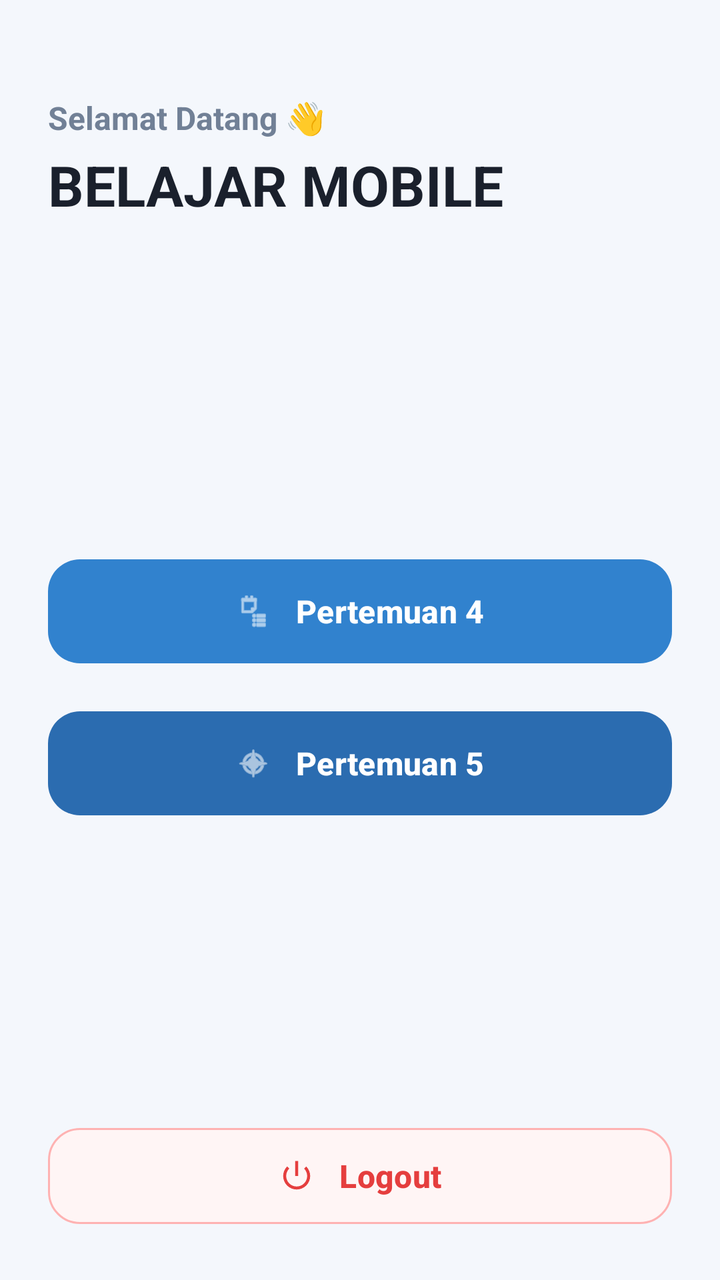
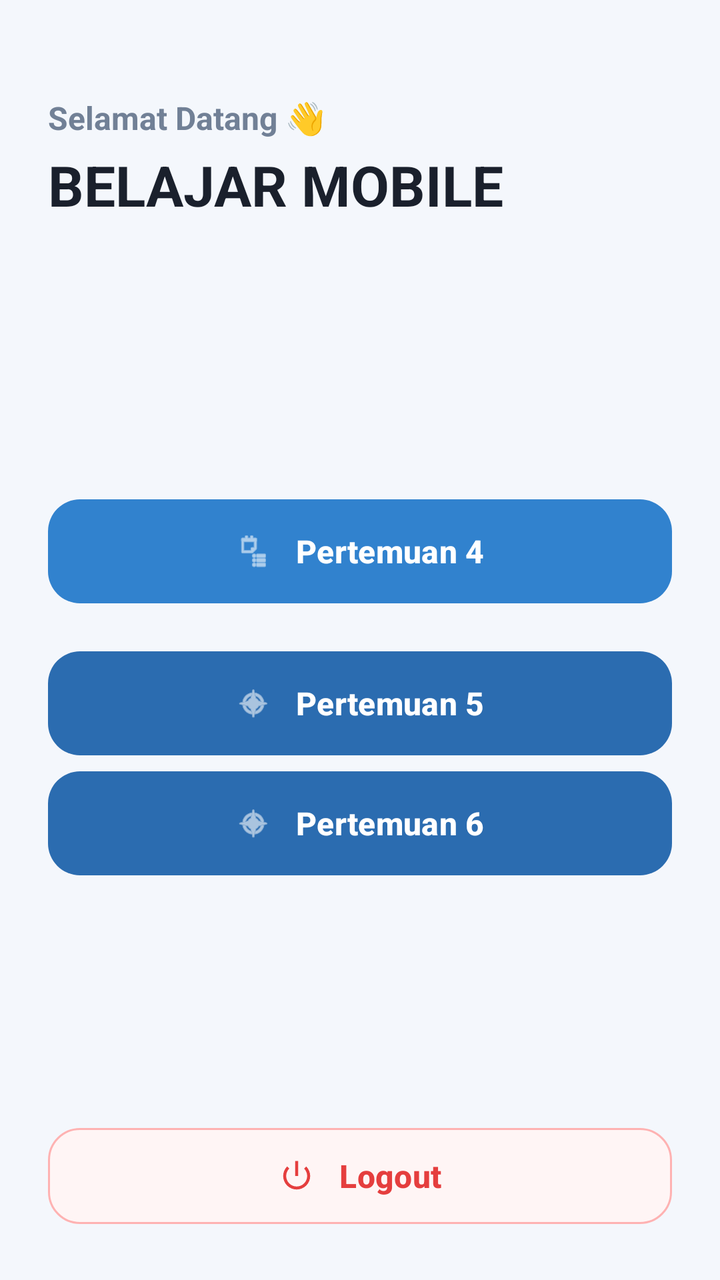

Before-and-after screenshots of an Android layout around one commit, followed by the original layout XML and the change that was made.
<!-- AndroidManifest.xml: application theme Theme.Marsrachel -->
<!-- res/layout/activity_main.xml -->
<?xml version="1.0" encoding="utf-8"?>
<androidx.constraintlayout.widget.ConstraintLayout xmlns:android="http://schemas.android.com/apk/res/android"
    xmlns:app="http://schemas.android.com/apk/res-auto"
    xmlns:tools="http://schemas.android.com/tools"
    android:id="@+id/main"
    android:layout_width="match_parent"
    android:layout_height="match_parent"
    android:background="#F4F7FC"
    android:padding="24dp"
    tools:context=".MainActivity">

    
    <LinearLayout
        android:id="@+id/headerContainer"
        android:layout_width="match_parent"
        android:layout_height="wrap_content"
        android:orientation="vertical"
        android:paddingTop="24dp"
        android:paddingBottom="16dp"
        app:layout_constraintEnd_toEndOf="parent"
        app:layout_constraintStart_toStartOf="parent"
        app:layout_constraintTop_toTopOf="parent">

        <TextView
            android:id="@+id/tvSubtitle"
            android:layout_width="wrap_content"
            android:layout_height="wrap_content"
            android:text="Selamat Datang 👋"
            android:textColor="#718096"
            android:textSize="16sp"
            android:textStyle="bold" />

        <TextView
            android:id="@+id/textView"
            android:layout_width="wrap_content"
            android:layout_height="wrap_content"
            android:layout_marginTop="4dp"
            android:text="BELAJAR MOBILE"
            android:textColor="#1A202C"
            android:textSize="28sp"
            android:textStyle="bold" />
    </LinearLayout>

    
    <LinearLayout
        android:id="@+id/menuContainer"
        android:layout_width="match_parent"
        android:layout_height="wrap_content"
        android:orientation="vertical"
        app:layout_constraintBottom_toTopOf="@+id/btnLogout"
        app:layout_constraintEnd_toEndOf="parent"
        app:layout_constraintStart_toStartOf="parent"
        app:layout_constraintTop_toBottomOf="@+id/headerContainer">

        
        <com.google.android.material.button.MaterialButton
            android:id="@+id/btnToFourth"
            android:layout_width="match_parent"
            android:layout_height="60dp"
            android:layout_marginBottom="16dp"
            android:text="Pertemuan 4"
            android:textAllCaps="false"
            android:textSize="16sp"
            android:textStyle="bold"
            app:backgroundTint="#3182CE"
            app:cornerRadius="16dp"
            app:icon="@android:drawable/ic_menu_agenda"
            app:iconGravity="textStart"
            app:iconPadding="12dp" />

        
        <com.google.android.material.button.MaterialButton
            android:id="@+id/btnTofifthifth"
            android:layout_width="match_parent"
            android:layout_height="60dp"
            android:text="Pertemuan 5"
            android:textAllCaps="false"
            android:textSize="16sp"
            android:textStyle="bold"
            app:backgroundTint="#2B6CB0"
            app:cornerRadius="16dp"
            app:icon="@android:drawable/ic_menu_compass"
            app:iconGravity="textStart"
            app:iconPadding="12dp" />

    </LinearLayout>

    
    <com.google.android.material.button.MaterialButton
        android:id="@+id/btnLogout"
        android:layout_width="match_parent"
        android:layout_height="56dp"
        android:text="Logout"
        android:textAllCaps="false"
        android:textColor="#E53E3E"
        android:textSize="16sp"
        android:textStyle="bold"
        app:backgroundTint="#FFF5F5"
        app:cornerRadius="16dp"
        app:icon="@android:drawable/ic_lock_power_off"
        app:iconGravity="textStart"
        app:iconPadding="12dp"
        app:iconTint="#E53E3E"
        app:layout_constraintBottom_toBottomOf="parent"
        app:layout_constraintEnd_toEndOf="parent"
        app:layout_constraintStart_toStartOf="parent"
        app:strokeColor="#FEB2B2"
        app:strokeWidth="1dp" />

</androidx.constraintlayout.widget.ConstraintLayout>
<!-- resources referenced by this layout -->
<resources>
  <style name="Theme.Marsrachel" parent="Base.Theme.Marsrachel" />
  <style name="Base.Theme.Marsrachel" parent="Theme.Material3.DayNight.NoActionBar">
          
          
      </style>
</resources>

<!-- the commit's change to res/layout/activity_main.xml (unified diff, before → after) -->
@@ -83,6 +83,21 @@
             app:iconGravity="textStart"
             app:iconPadding="12dp" />
 
+        
+        <com.google.android.material.button.MaterialButton
+            android:id="@+id/btnToSixth"
+            android:layout_width="match_parent"
+            android:layout_height="60dp"
+            android:text="Pertemuan 6"
+            android:textAllCaps="false"
+            android:textSize="16sp"
+            android:textStyle="bold"
+            app:backgroundTint="#2B6CB0"
+            app:cornerRadius="16dp"
+            app:icon="@android:drawable/ic_menu_compass"
+            app:iconGravity="textStart"
+            app:iconPadding="12dp" />
+
     </LinearLayout>
 
     
